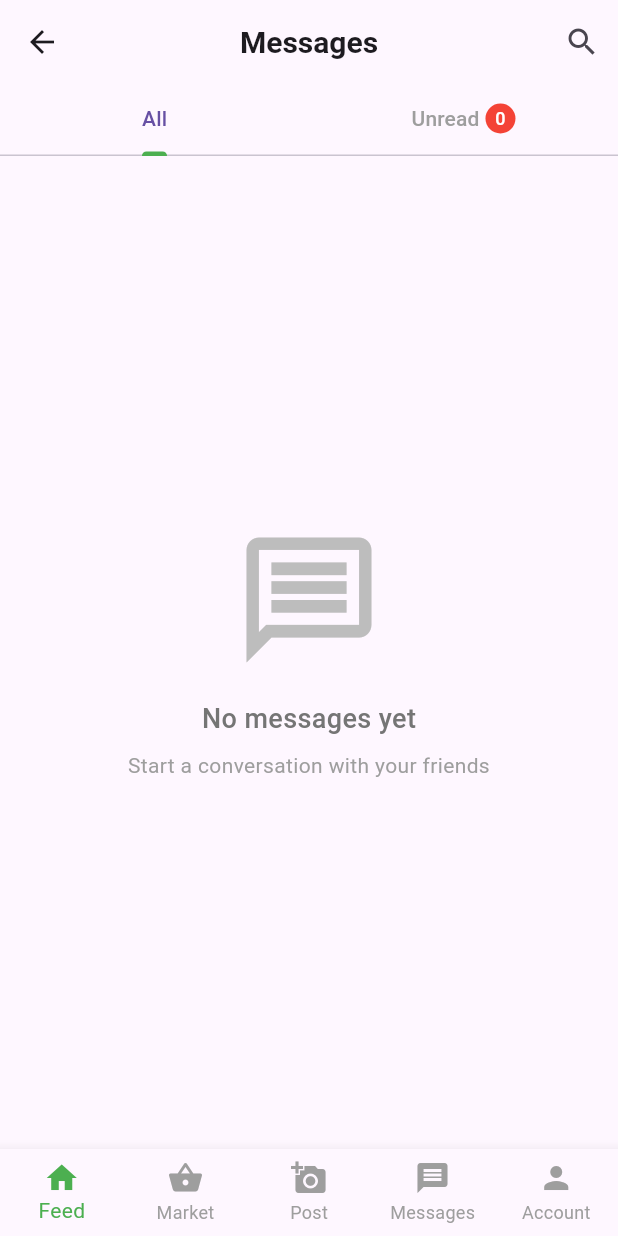
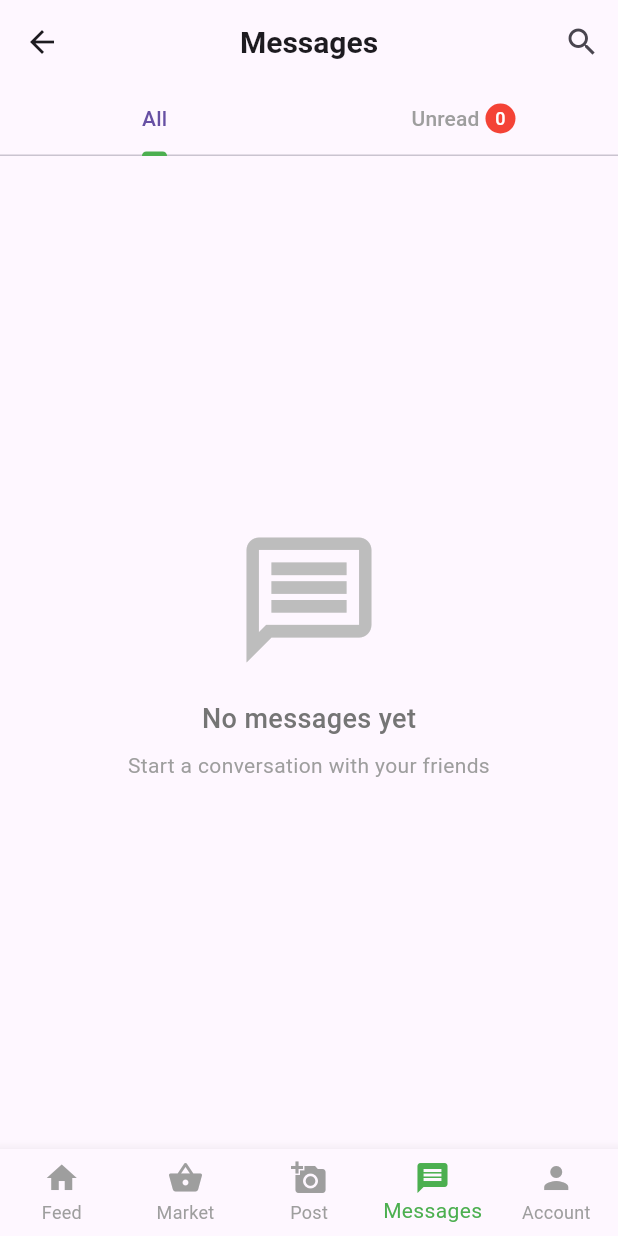
Before and after one commit to N-Ghi/Surwa, a Flutter app: the MessagesScreen screen opened directly, on a phone screen of 412 x 824 dp. Run offline on Flutter 3.47's test engine with Material 3 defaults, Android fonts, the light colour scheme and no system bars; our stand-ins replace cloud_firestore, firebase_auth, firebase_core, firebase_storage, flutter_dotenv, image_picker and 4 more; missing offline and left inert: dart:ffi; accounts and stored records are empty.

Commit message:
fix navbar

```diff
--- a/lib/widgets/navigation_widget.dart
+++ b/lib/widgets/navigation_widget.dart
@@ -52,7 +52,7 @@ class _NavbarWidgetState extends State<NavbarWidget> {
   Widget build(BuildContext context) {
     return BottomNavigationBar(
       type: BottomNavigationBarType.fixed,
-      currentIndex: _selectedIndex,
+      currentIndex: widget.currentIndex,
       selectedItemColor: Colors.green,
       unselectedItemColor: Colors.grey,
       onTap: _onBottomNavTap,
@@ -62,7 +62,7 @@ class _NavbarWidgetState extends State<NavbarWidget> {
           icon: Icon(Icons.shopping_basket),
           label: 'Market',
         ),
-        BottomNavigationBarItem(icon: Icon(Icons.add_a_photo), label: 'Post'),
+        BottomNavigationBarItem(icon: Icon(Icons.add_a_photo), label: 'Post', backgroundColor: Colors.green),
         BottomNavigationBarItem(icon: Icon(Icons.message), label: 'Messages'),
         BottomNavigationBarItem(icon: Icon(Icons.person), label: 'Account'),
       ],
```
